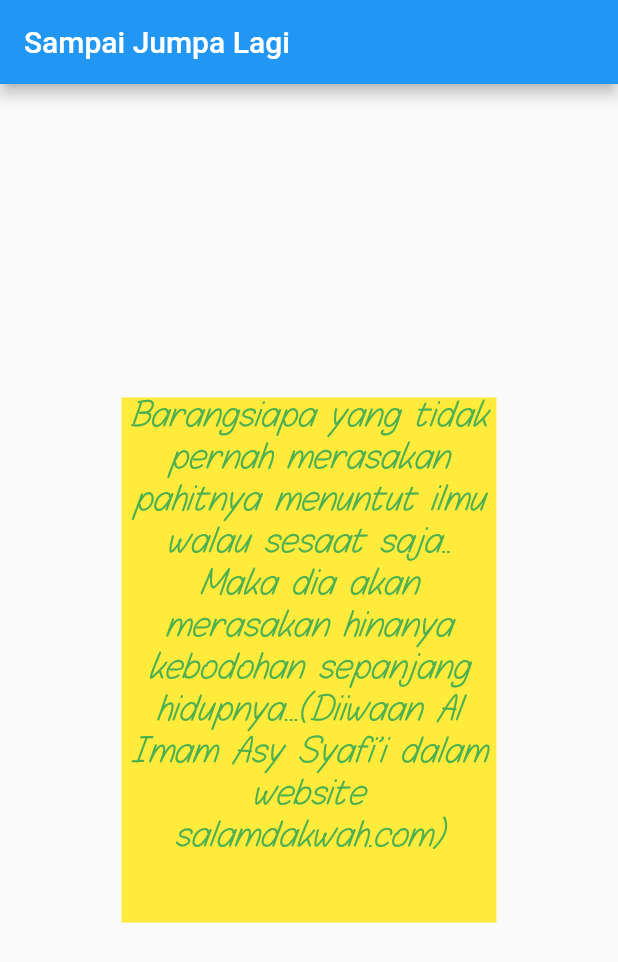
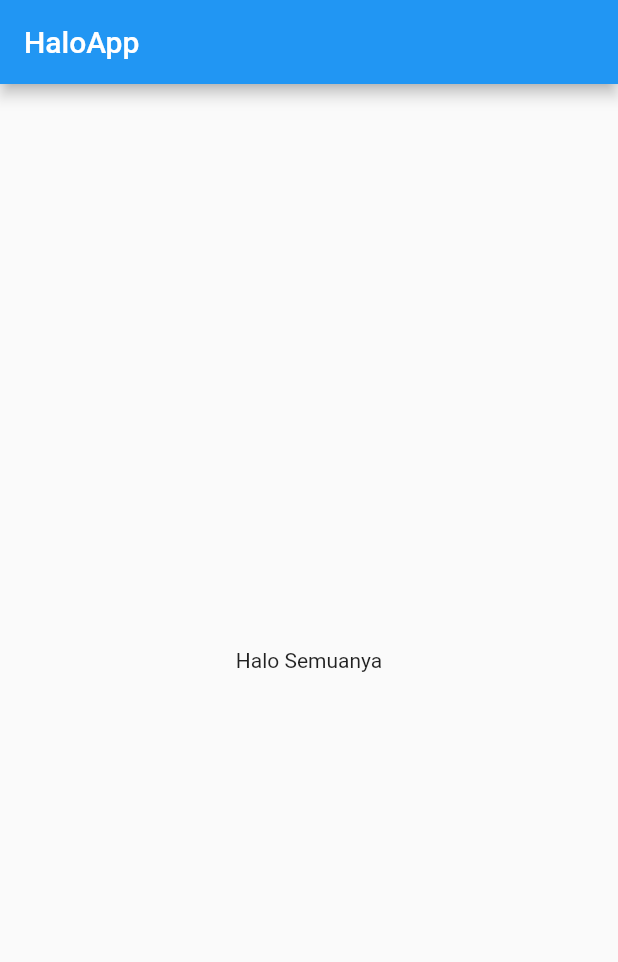
Before and after one commit to abumaryam/halo-app-flutter, a Flutter app: the screen it shows after launch, on a phone screen of 412 x 824 dp. Shown: the top 962 px of the screen. Run offline on Flutter 3.47's test engine with Material 2 defaults, Android fonts, the phone set to English and light mode, and no system bars.

Commit message:
Kondisi Awal

```diff
--- a/lib/ui/HaloApp.dart
+++ b/lib/ui/HaloApp.dart
@@ -1,32 +1,13 @@
 import 'package:flutter/material.dart';
 
 class HaloApp extends StatelessWidget {
-  var quotes =
-      "Barangsiapa yang tidak pernah merasakan pahitnya menuntut ilmu walau sesaat saja.. Maka dia akan merasakan hinanya kebodohan sepanjang hidupnya...(Diiwaan Al Imam Asy Syafi'i dalam website salamdakwah.com)";
-
   @override
   Widget build(BuildContext context) {
     return MaterialApp(
       title: "Pertama",
       home: Scaffold(
-        appBar: AppBar(title: Text('Sampai Jumpa Lagi')),
-        body: Center(
-            child: Container(
-          child: Text(
-            quotes,
-            softWrap: true,
-            textAlign: TextAlign.center,
-            style: TextStyle(
-                fontSize: 19,
-                color: Colors.green,
-                fontWeight: FontWeight.bold,
-                fontStyle: FontStyle.italic,
-                fontFamily: "Blockletters"),
-          ),
-          width: 250,
-          height: 350,
-          color: Colors.yellow,
-        )),
+        appBar: AppBar(title: Text('HaloApp')),
+        body: Center(child: Text('Halo Semuanya')),
       ),
     );
   }
```
Also changed, not shown: pubspec.lock, 1 other file.
